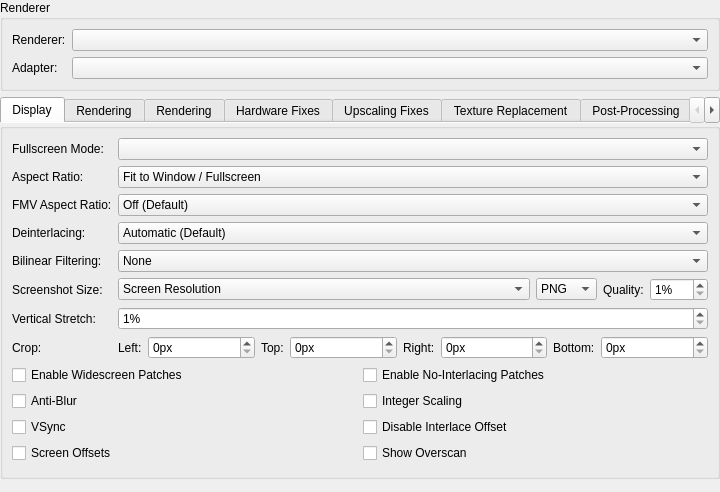
First picture: the form in pcsx2-qt/Settings/GraphicsSettingsWidget.ui, repository PCSX2/pcsx2, before the edit.
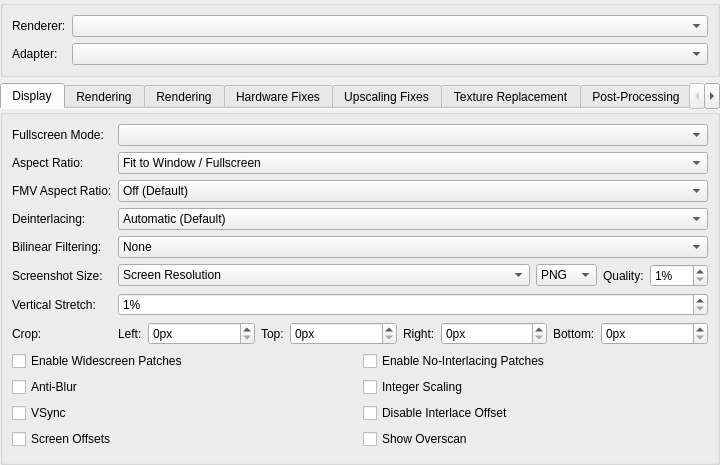
Second picture: the form after the edit.

Commit message:
Qt: Remove renderer title from top group box
Save a little vertical space.

The edit to the form file:
```diff
--- a/pcsx2-qt/Settings/GraphicsSettingsWidget.ui
+++ b/pcsx2-qt/Settings/GraphicsSettingsWidget.ui
@@ -7,7 +7,7 @@
     <x>0</x>
     <y>0</y>
     <width>720</width>
-    <height>492</height>
+    <height>463</height>
    </rect>
   </property>
   <property name="windowTitle">
@@ -29,7 +29,7 @@
    <item>
     <widget class="QGroupBox" name="groupBox_3">
      <property name="title">
-      <string>Renderer</string>
+      <string/>
      </property>
      <layout class="QFormLayout" name="formLayout">
       <item row="0" column="0">
```
